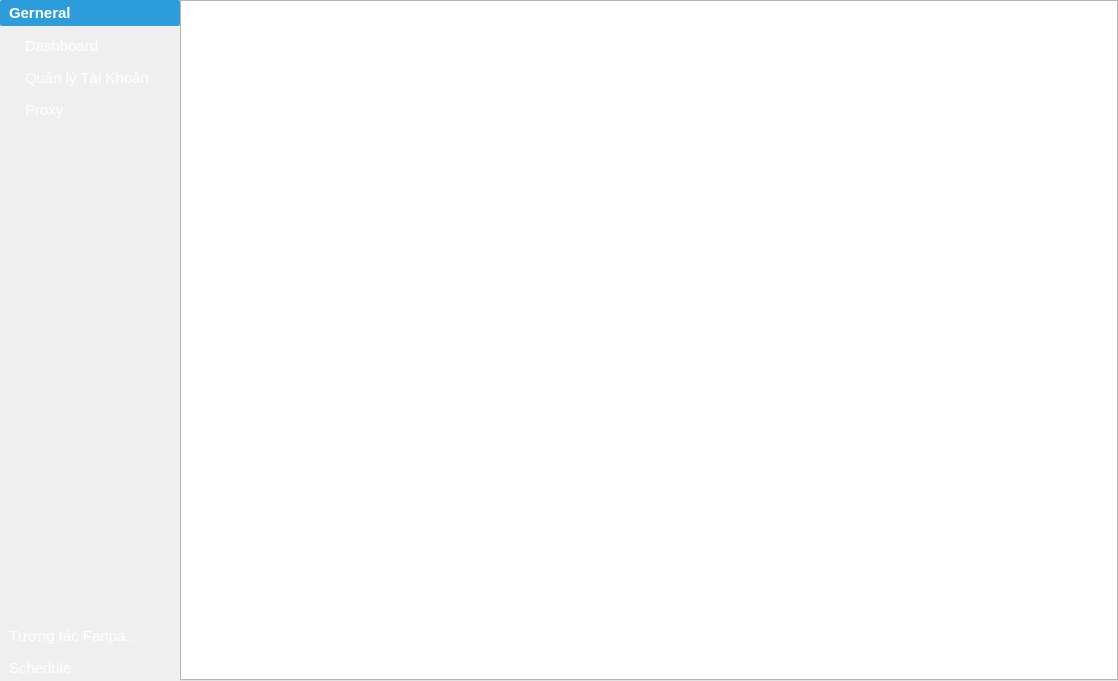
Old version of the form views/ui/main_window.ui in the repository wolfwarriorvn/FacebookScrape.
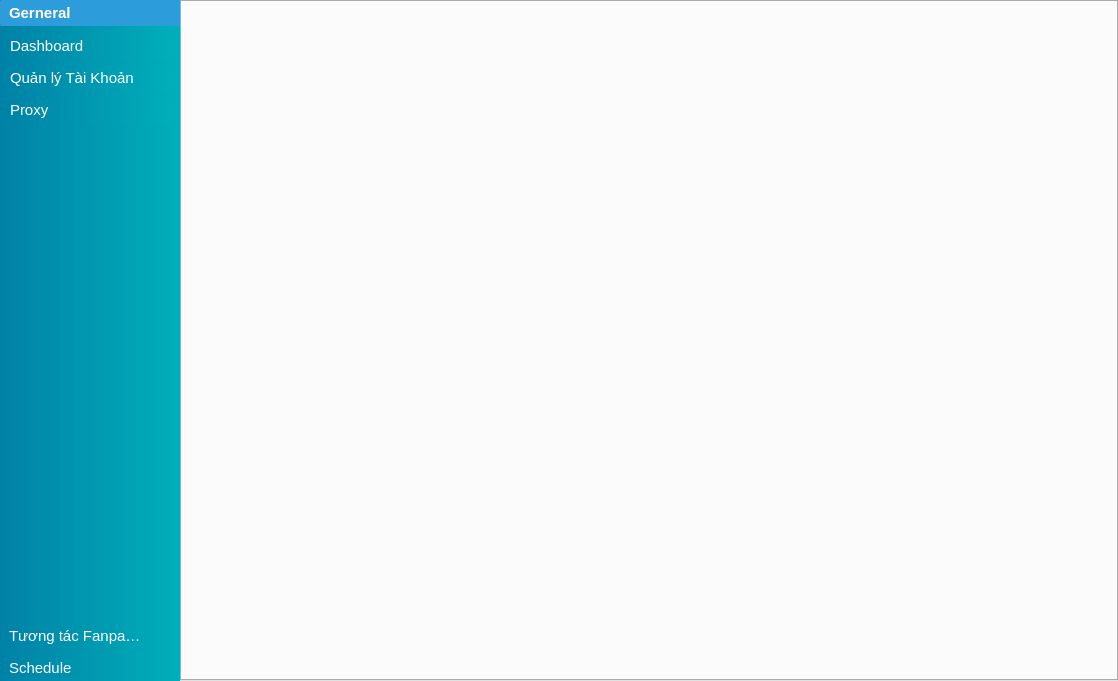
New version of the form. Icons and pictures are not drawn.

What changed in the file:
```diff
--- a/views/ui/main_window.ui
+++ b/views/ui/main_window.ui
@@ -53,9 +53,7 @@
        </font>
       </property>
       <property name="styleSheet">
-       <string notr="true">background-color: qlineargradient(x1: 0, y1: 0, x2: 0, y2: 0.5, x3: 0 y3: 1,
-                                     stop: 0 #ABCD44, stop: 0.5 #ABCD44,
-                                     stop: 0.5 #A1C72E, stop: 1.0 #9CC322);
+       <string notr="true">background-color: qlineargradient(spread:pad, x1:0 y1:0, x2:1, y2:0, stop:0 #0081A7, stop:1 #00AFB9);
 color: #fff;
 font-size: 11pt;
 border: none;</string>
@@ -99,9 +97,9 @@
 }
 
 #toolBox QPushButton {
-	padding:5px 0px 5px 20px;
+	padding:5px 0px 5px 10px;
 	text-align:left;
-	border-radius: 3px;
+	border-radius: 5px;
 }
 
 #toolBox QPushButton:hover {
@@ -134,7 +132,7 @@
           </property>
           <attribute name="icon">
            <iconset resource="../../icon.qrc">
-            <normaloff>:/app/views/icon/app/home.png</normaloff>:/app/views/icon/app/home.png</iconset>
+            <normaloff>:/new/views/icon/new/home.svg</normaloff>:/new/views/icon/new/home.svg</iconset>
           </attribute>
           <attribute name="label">
            <string>Gerneral</string>
@@ -144,7 +142,7 @@
             <number>4</number>
            </property>
            <property name="leftMargin">
-            <number>5</number>
+            <number>0</number>
            </property>
            <property name="topMargin">
             <number>0</number>
@@ -171,12 +169,12 @@
              </property>
              <property name="icon">
               <iconset resource="../../icon.qrc">
-               <normaloff>:/app/views/icon/app/dashboard.png</normaloff>:/app/views/icon/app/dashboard.png</iconset>
+               <normaloff>:/new/views/icon/new/dashboard.svg</normaloff>:/new/views/icon/new/dashboard.svg</iconset>
              </property>
              <property name="iconSize">
               <size>
-               <width>16</width>
-               <height>16</height>
+               <width>20</width>
+               <height>20</height>
               </size>
              </property>
              <property name="autoDefault">
@@ -195,19 +193,25 @@
              <property name="contextMenuPolicy">
               <enum>Qt::DefaultContextMenu</enum>
              </property>
+             <property name="layoutDirection">
+              <enum>Qt::LeftToRight</enum>
+             </property>
              <property name="text">
               <string>Quản lý Tài Khoản</string>
              </property>
              <property name="icon">
               <iconset resource="../../icon.qrc">
-               <normaloff>:/app/views/icon/app/account.png</normaloff>:/app/views/icon/app/account.png</iconset>
+               <normaloff>:/new/views/icon/new/profiles.svg</normaloff>:/new/views/icon/new/profiles.svg</iconset>
              </property>
              <property name="iconSize">
               <size>
-               <width>16</width>
-               <height>16</height>
+               <width>20</width>
+               <height>20</height>
               </size>
              </property>
+             <property name="flat">
+              <bool>false</bool>
+             </property>
             </widget>
            </item>
            <item>
@@ -217,12 +221,12 @@
              </property>
              <property name="icon">
               <iconset resource="../../icon.qrc">
-               <normaloff>:/app/views/icon/app/proxy.png</normaloff>:/app/views/icon/app/proxy.png</iconset>
+               <normaloff>:/new/views/icon/new/proxy.svg</normaloff>:/new/views/icon/new/proxy.svg</iconset>
              </property>
              <property name="iconSize">
               <size>
-               <width>16</width>
-               <height>16</height>
+               <width>20</width>
+               <height>20</height>
               </size>
              </property>
             </widget>
@@ -364,6 +368,23 @@
     </item>
     <item>
      <widget class="QWidget" name="main_widget" native="true">
+      <property name="styleSheet">
+       <string notr="true">
+QPushButton{
+	 color: rgb(255, 255, 255);
+     background-color: qlineargradient(spread:pad, x1:0 y1:0, x2:1, y2:3, stop:0 #0081A7, stop:1 #00AFB9);;
+     border: 1px solid rgba(255,255,255,40);
+     border-radius:7px;
+	width: 150;
+	height: 30;
+}
+QPushButton:hover{
+background-color: #0081A7
+}
+QPushButton:pressed{
+background-color: #00AFB9
+}</string>
+      </property>
       <layout class="QVBoxLayout" name="verticalLayout_4">
        <property name="spacing">
         <number>0</number>
@@ -390,7 +411,7 @@
          </property>
          <property name="styleSheet">
           <string notr="true">#tabWidget{
-	background-color: #fff
+   font:  10pt &quot;Segoe UI&quot;;
 }
 
 QTabBar::close-button{
```
